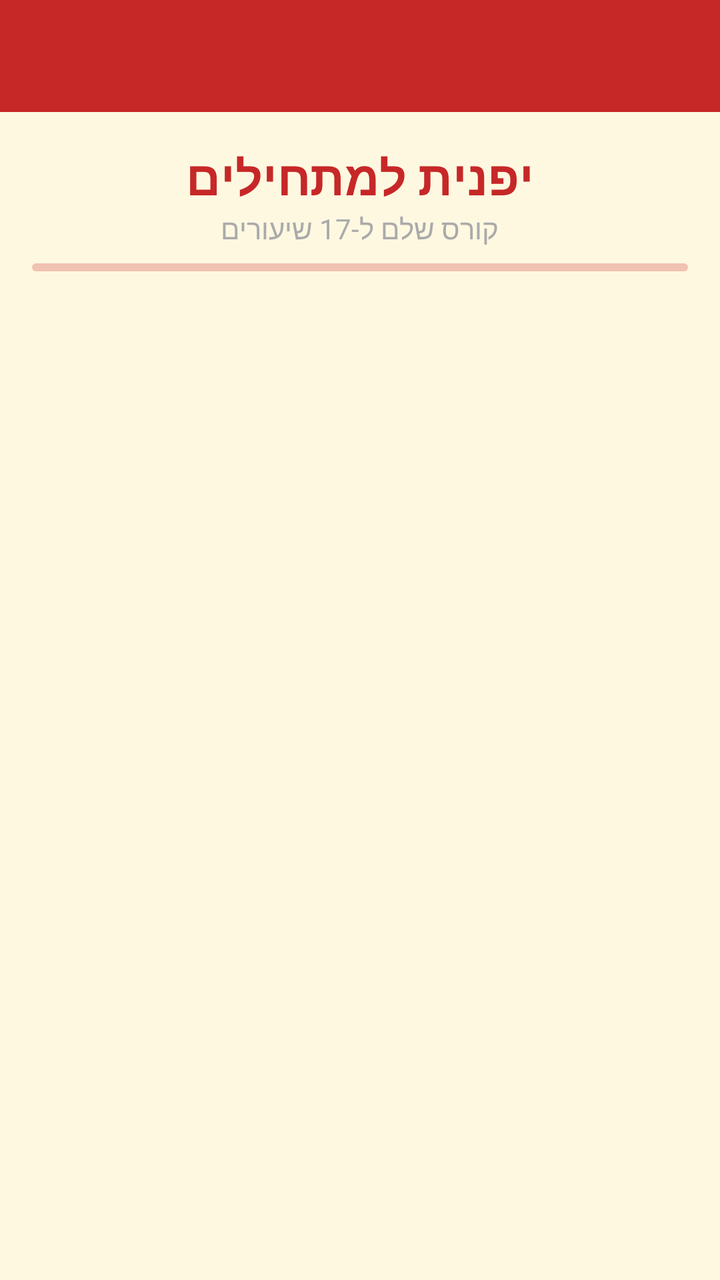
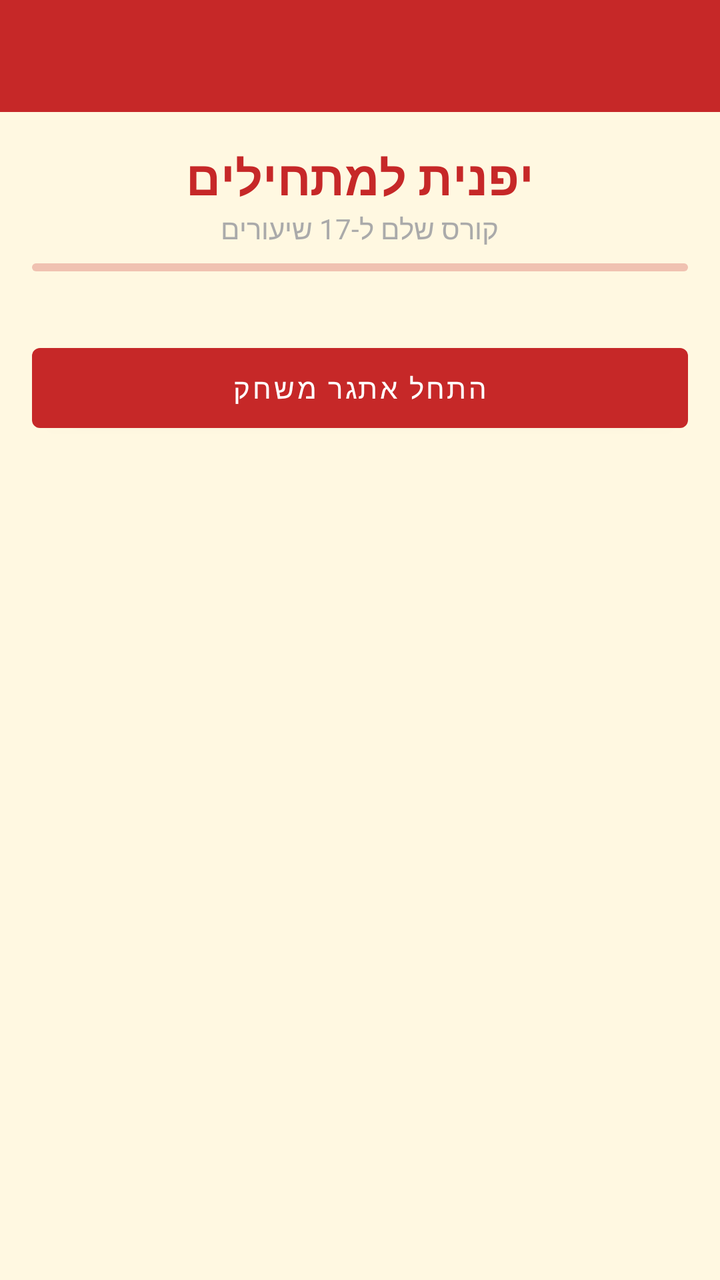

The first picture is an Android layout as it rendered before a commit; the second is the same layout after the commit. The layout source and the unified diff follow.
<!-- AndroidManifest.xml: application theme Theme.NihongoBeginner -->
<!-- res/layout/activity_main.xml -->
<?xml version="1.0" encoding="utf-8"?>
<LinearLayout xmlns:android="http://schemas.android.com/apk/res/android"
    xmlns:app="http://schemas.android.com/apk/res-auto"
    xmlns:tools="http://schemas.android.com/tools"
    android:layout_width="match_parent"
    android:layout_height="match_parent"
    android:background="@color/surface"
    android:orientation="vertical">

    <com.google.android.material.appbar.MaterialToolbar
        android:id="@+id/toolbar"
        android:layout_width="match_parent"
        android:layout_height="?actionBarSize"
        android:background="@color/colorPrimary"
        app:titleTextColor="@android:color/white" />

    <LinearLayout
        android:layout_width="match_parent"
        android:layout_height="wrap_content"
        android:orientation="vertical"
        android:padding="16dp">

        <TextView
            android:id="@+id/tvCourseTitle"
            android:layout_width="match_parent"
            android:layout_height="wrap_content"
            android:gravity="center"
            android:text="יפנית למתחילים"
            android:textColor="@color/colorPrimary"
            android:textSize="24sp"
            android:textStyle="bold" />

        <TextView
            android:id="@+id/tvCourseSubtitle"
            android:layout_width="match_parent"
            android:layout_height="wrap_content"
            android:gravity="center"
            android:text="קורס שלם ל-17 שיעורים"
            android:textColor="@android:color/darker_gray"
            android:textSize="14sp"
            android:layout_marginBottom="8dp" />

        <com.google.android.material.progressindicator.LinearProgressIndicator
            android:id="@+id/progressBarMain"
            android:layout_width="match_parent"
            android:layout_height="wrap_content"
            android:layout_marginBottom="4dp"
            app:trackCornerRadius="4dp"
            android:max="100" />

        <TextView
            android:id="@+id/tvProgressText"
            android:layout_width="match_parent"
            android:layout_height="wrap_content"
            android:gravity="center"
            android:textColor="@android:color/darker_gray"
            android:textSize="12sp"
            android:layout_marginBottom="12dp" />

    </LinearLayout>

    <androidx.recyclerview.widget.RecyclerView
        android:id="@+id/rvLessons"
        android:layout_width="match_parent"
        android:layout_height="0dp"
        android:layout_weight="1"
        android:padding="8dp" />

</LinearLayout>
<!-- resources referenced by this layout -->
<resources>
  <color name="colorPrimary">#C62828</color>
  <color name="surface">#FFF8E1</color>
  <style name="Theme.NihongoBeginner" parent="Theme.MaterialComponents.DayNight.DarkActionBar">
          <item name="colorPrimary">@color/colorPrimary</item>
          <item name="colorPrimaryVariant">@color/colorPrimaryVariant</item>
          <item name="colorOnPrimary">@color/colorOnPrimary</item>
          <item name="colorSecondary">@color/colorSecondary</item>
          <item name="colorOnSecondary">@color/colorOnSecondary</item>
          <item name="android:colorBackground">@color/background</item>
          <item name="colorSurface">@color/surface</item>
          <item name="colorOnSurface">@color/onSurface</item>
          <item name="windowActionBar">false</item>
          <item name="windowNoTitle">true</item>
          <item name="android:windowSoftInputMode">adjustResize</item>
      </style>
  <color name="colorPrimaryVariant">#B71C1C</color>
  <color name="colorOnPrimary">#FFFFFF</color>
  <color name="colorSecondary">#D32F2F</color>
  <color name="colorOnSecondary">#FFFFFF</color>
  <color name="background">#FFF8E1</color>
  <color name="onSurface">#212121</color>
</resources>

<!-- the commit's change to res/layout/activity_main.xml (unified diff, before → after) -->
@@ -57,6 +57,14 @@
             android:textSize="12sp"
             android:layout_marginBottom="12dp" />
 
+        <Button
+            android:id="@+id/btnChallenge"
+            style="@style/Widget.MaterialComponents.Button"
+            android:layout_width="match_parent"
+            android:layout_height="wrap_content"
+            android:minHeight="52dp"
+            android:text="התחל אתגר משחק" />
+
     </LinearLayout>
 
     <androidx.recyclerview.widget.RecyclerView
